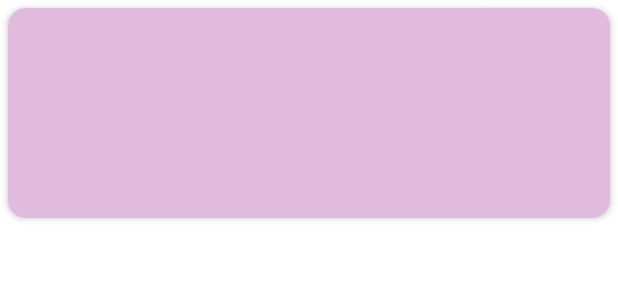
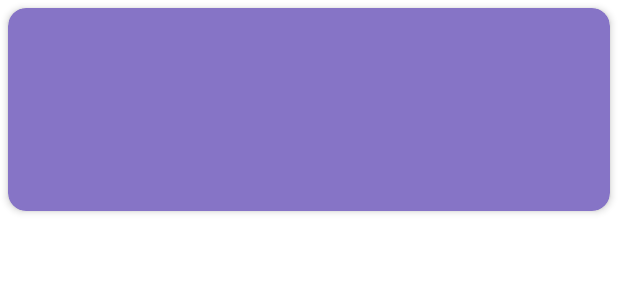
Before and after one commit to iamdedeepsai/sweetrock, an Android app: the layout card_layout.xml on its own in the app's theme, with its tools: preview values and no code run, on a phone screen of 412 x 824 dp. Shown: the top 300 px of the screen. Run offline under Robolectric (Android 15) with nearby library versions, the phone set to English and light mode, and no system bars.

Commit message:
Populated card data, added more tabs, changed layout
Signed-off-by: yngtt <tanyongtat07@gmail.com>

```diff
--- a/app/build.gradle
+++ b/app/build.gradle
@@ -6,6 +6,9 @@ plugins {
 android {
     namespace 'com.example.sweetrock'
     compileSdk 33
+    viewBinding {
+        enabled = true
+    }
 
     defaultConfig {
         applicationId "com.example.sweetrock"
--- a/app/src/main/res/layout/card_layout.xml
+++ b/app/src/main/res/layout/card_layout.xml
@@ -1,16 +1,17 @@
 <?xml version="1.0" encoding="utf-8"?>
 <androidx.cardview.widget.CardView xmlns:android="http://schemas.android.com/apk/res/android"
     xmlns:app="http://schemas.android.com/apk/res-auto"
+    xmlns:tools="http://schemas.android.com/tools"
     android:id="@+id/card_view"
     android:layout_width="match_parent"
     android:layout_height="wrap_content"
     android:layout_margin="5dp"
-    android:clickable="true"
     android:foreground="?selectableItemBackground"
-    app:cardBackgroundColor="@color/material_dynamic_tertiary80"
+    app:cardBackgroundColor="#8674C6"
     app:cardCornerRadius="12dp"
     app:cardElevation="3dp"
-    app:contentPadding="4dp">
+    app:contentPadding="4dp"
+    app:layout_anchorGravity="center">
 
     <androidx.constraintlayout.widget.ConstraintLayout
         android:layout_width="match_parent"
@@ -19,32 +20,37 @@
 
         <ImageView
             android:id="@+id/item_image"
-            android:layout_width="100dp"
-            android:layout_height="100dp"
-            app:layout_constraintLeft_toLeftOf="parent"
+            android:layout_width="match_parent"
+            android:layout_height="match_parent"
+            android:layout_marginBottom="15dp"
+            android:scaleType="centerInside"
+            app:layout_constraintBottom_toTopOf="@+id/item_title"
+            app:layout_constraintEnd_toEndOf="parent"
             app:layout_constraintStart_toStartOf="parent"
             app:layout_constraintTop_toTopOf="parent" />
 
         <TextView
             android:id="@+id/item_title"
-            android:layout_width="236dp"
-            android:layout_height="39dp"
-            android:layout_marginStart="16dp"
+            android:layout_width="match_parent"
+            android:layout_height="match_parent"
+            android:layout_marginBottom="20dp"
+            android:gravity="center"
+            android:maxLines="100"
             android:textSize="30sp"
-            app:layout_constraintLeft_toRightOf="@+id/item_image"
-            app:layout_constraintStart_toEndOf="@+id/item_image"
-            app:layout_constraintTop_toTopOf="parent" />
+            app:layout_constraintBottom_toTopOf="@+id/item_detail"
+            app:layout_constraintEnd_toEndOf="parent"
+            app:layout_constraintHorizontal_bias="0.496"
+            app:layout_constraintStart_toStartOf="parent" />
 
         <TextView
             android:id="@+id/item_detail"
-            android:layout_width="235dp"
-            android:layout_height="52dp"
-            android:layout_marginStart="16dp"
-            android:layout_marginTop="8dp"
+            android:layout_width="match_parent"
+            android:layout_height="match_parent"
+            android:gravity="center"
+            android:maxLines="100"
             android:textSize="14sp"
-            app:layout_constraintLeft_toRightOf="@+id/item_image"
-            app:layout_constraintStart_toEndOf="@+id/item_image"
-            app:layout_constraintTop_toBottomOf="@+id/item_title" />
-
+            app:layout_constraintBottom_toBottomOf="parent"
+            app:layout_constraintEnd_toEndOf="parent"
+            app:layout_constraintStart_toStartOf="parent" />
     </androidx.constraintlayout.widget.ConstraintLayout>
 </androidx.cardview.widget.CardView>
```
Also changed, not shown: app/src/main/java/com/example/sweetrock/Catalog.kt (+24 -8 lines), app/src/main/java/com/example/sweetrock/MainActivity.kt (+18 -0 lines), app/src/main/java/com/example/sweetrock/RecyclerAdapter.kt (+10 -3 lines), app/src/main/res/layout/activity_main.xml (+10 -0 lines), app/src/main/res/layout/fragment_catalog.xml (+19 -19 lines), app/src/main/res/menu/bottom_navigation_menu.xml (+10 -0 lines).
